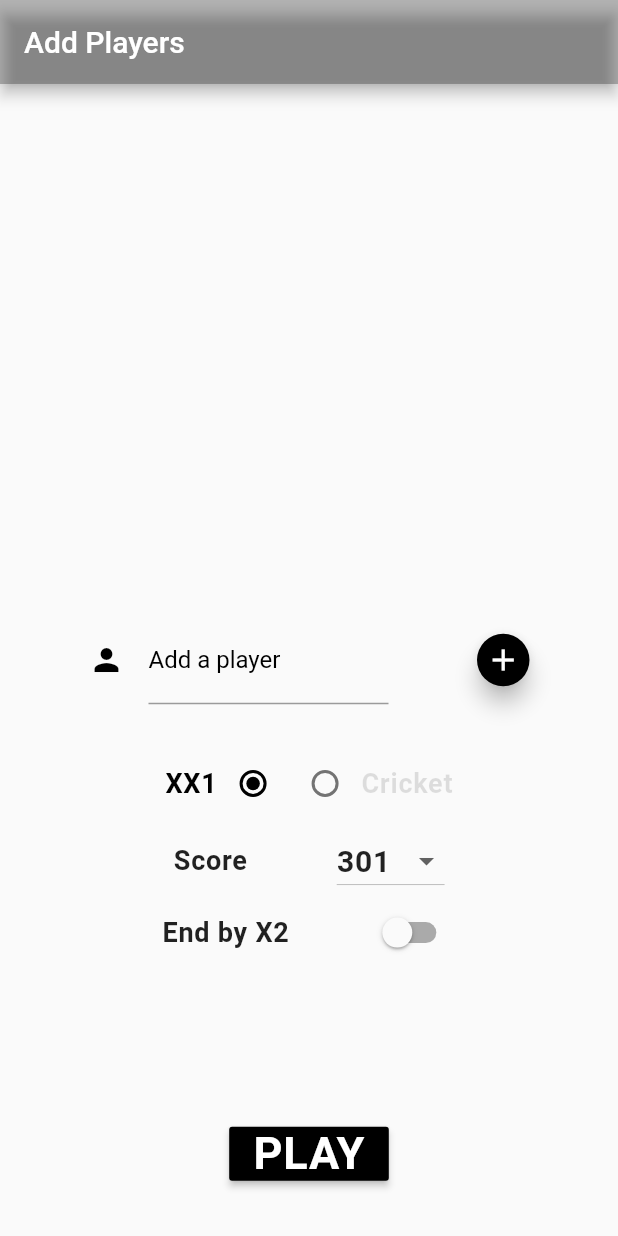
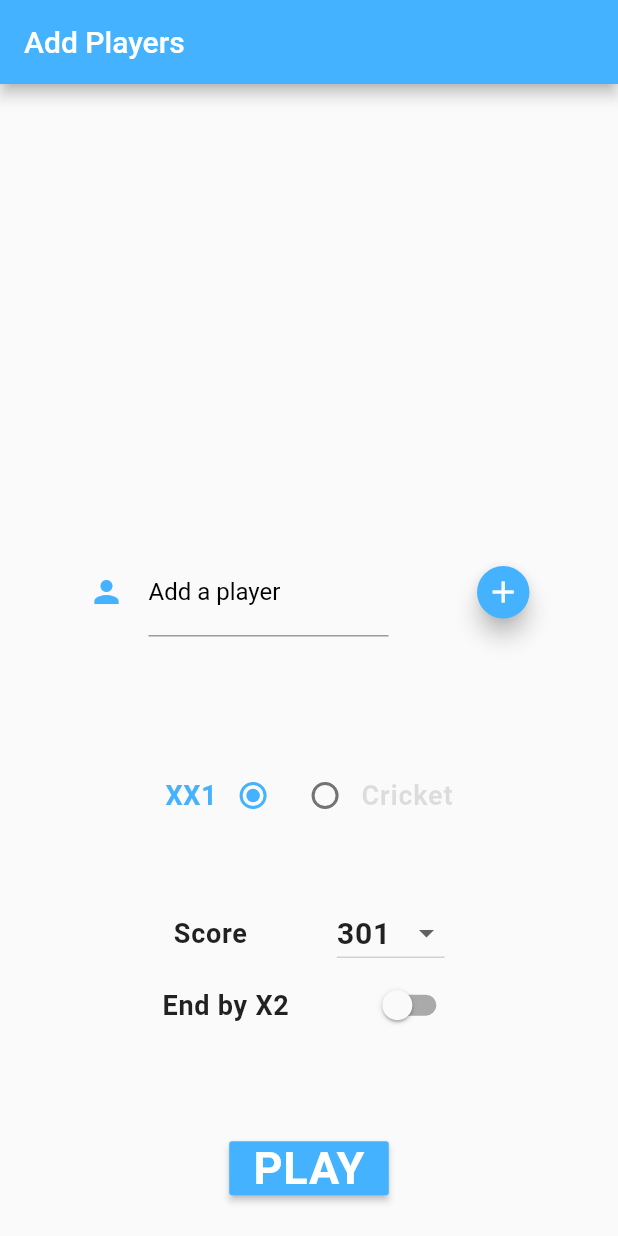
Before and after one commit to maraispierre/dartagnan, a Flutter app: the screen it shows after launch, on a phone screen of 412 x 824 dp. Run offline on Flutter 3.47's test engine with Material 2 defaults, Android fonts, the light colour scheme and no system bars.

Commit message:
[0.6.1] [ISSUE#14] Change color theme

```diff
--- a/lib/pages/common/AddPlayer.dart
+++ b/lib/pages/common/AddPlayer.dart
@@ -5,6 +5,7 @@ import 'package:flutter_dart_score/pages/cricket/GameCricket.dart';
 import 'package:flutter_dart_score/widgets/common/Player.dart';
 import 'package:flutter_dart_score/widgets/xx1/PlayerXX1.dart';
 import 'package:flutter_dart_score/widgets/cricket/PlayerCricket.dart';
+import 'CommonColors.dart';
 
 enum ChoiceGame { CRICKET, XX1 }
 
@@ -67,7 +68,6 @@ class AddPlayerState extends State<AddPlayer> {
         case ChoiceGame.XX1 :
           _playersXX1 = [];
           for(Player player in _players) {
-            player.resetPlayer(_score);
             var playerX11 = new PlayerXX1(name: player.name, score: _score);
             _playersXX1.add(playerX11);
           }
@@ -84,16 +84,14 @@ class AddPlayerState extends State<AddPlayer> {
         case ChoiceGame.CRICKET :
           _playersCricket = [];
           for(Player player in _players) {
-            player.resetPlayer(_score);
-            var playerCricket = new PlayerCricket(name: player.name, score: _score);
+            var playerCricket = new PlayerCricket(name: player.name, score: 0);
             _playersCricket.add(playerCricket);
           }
           Navigator.push(
             context,
             MaterialPageRoute(builder: (context) => GameCricket(
               players: _playersCricket,
-              endByDouble: _endByDouble,
-              score: _score,
+              score: 0,
             ),
             ),
           );
@@ -115,7 +113,7 @@ class AddPlayerState extends State<AddPlayer> {
   Widget build(BuildContext context) {
     return Scaffold(
       appBar: AppBar(
-        backgroundColor: Colors.black26,
+        backgroundColor: COLOR_MAIN_BLUE,
         title: Text('Add Players'),
       ),
       body: Column(
@@ -132,7 +130,7 @@ class AddPlayerState extends State<AddPlayer> {
             ),
           ),
           Expanded(
-            flex: 2,
+            flex: 3,
             child: Form(
               key: _formKey,
               child: Row (
@@ -141,16 +139,16 @@ class AddPlayerState extends State<AddPlayer> {
                   SizedBox(
                     width: 200,
                     child: TextFormField(
-                      cursorColor: Colors.black,
+                      cursorColor: COLOR_MAIN_BLUE,
                       decoration: const InputDecoration(
-                        icon: Icon(Icons.person, color: Colors.black,),
+                        icon: Icon(Icons.person, color: COLOR_MAIN_BLUE,),
                         hintText: 'Name',
                         labelText: 'Add a player',
                         labelStyle: TextStyle(color: Colors.black,),
-                        focusColor: Colors.black,
+                        focusColor: COLOR_MAIN_BLUE,
                         focusedBorder: UnderlineInputBorder(
                           borderSide: BorderSide(
-                            color: Colors.black,
+                            color: COLOR_MAIN_BLUE,
                           ),
                         ),
                       ),
@@ -167,7 +165,7 @@ class AddPlayerState extends State<AddPlayer> {
                     width: 35.0,
                     height: 35.0,
                     child: FloatingActionButton(
-                      backgroundColor: Colors.black,
+                      backgroundColor: COLOR_MAIN_BLUE,
                       heroTag: "btnAdd",
                       child: Icon(Icons.add),
                       onPressed: () {
@@ -180,6 +178,7 @@ class AddPlayerState extends State<AddPlayer> {
             ),
           ),
            Expanded(
+            flex: 3,
             child: Row(
               mainAxisAlignment: MainAxisAlignment.center,
               children: <Widget>[
@@ -189,7 +188,7 @@ class AddPlayerState extends State<AddPlayer> {
                     fontWeight: FontWeight.w600,
                     fontFamily: 'Roboto',
                     letterSpacing: 0.5,
-                    color: _choiceGame == ChoiceGame.XX1 ? Colors.black : Colors.black12,
+                    color: _choiceGame == ChoiceGame.XX1 ? COLOR_MAIN_BLUE : Colors.black12,
                   )
                 ),
                 Radio(
@@ -198,7 +197,7 @@ class AddPlayerState extends State<AddPlayer> {
                   onChanged: (ChoiceGame value) {
                     setState(() { _choiceGame = value; });
                   },
-                  activeColor: Colors.black,
+                  activeColor: COLOR_MAIN_BLUE,
                 ),
                 Radio(
                   groupValue: _choiceGame,
@@ -206,7 +205,7 @@ class AddPlayerState extends State<AddPlayer> {
                   onChanged: (ChoiceGame value) {
                     setState(() { _choiceGame = value; });
                   },
-                  activeColor: Colors.black,
+                  activeColor: COLOR_MAIN_BLUE,
                 ),
                 Text('Cricket',
                   style: TextStyle(
@@ -214,7 +213,7 @@ class AddPlayerState extends State<AddPlayer> {
                     fontWeight: FontWeight.w600,
                     fontFamily: 'Roboto',
                     letterSpacing: 0.5,
-                    color: _choiceGame == ChoiceGame.CRICKET ? Colors.black : Colors.black12,
+                    color: _choiceGame == ChoiceGame.CRICKET ? COLOR_MAIN_BLUE : Colors.black12,
                   ),
                 ),
               ],
@@ -272,7 +271,7 @@ class AddPlayerState extends State<AddPlayer> {
                           ),
                           Switch(
                             value: _endByDouble,
-                            activeColor: Colors.black,
+                            activeColor: COLOR_MAIN_BLUE,
                             onChanged: (value) {
                               _endByDouble = value;
                             },
@@ -288,7 +287,7 @@ class AddPlayerState extends State<AddPlayer> {
             flex: 2,
             child: Center(
               child: RaisedButton(
-                color: Colors.black,
+                color: COLOR_MAIN_BLUE,
                 child: Text('PLAY',
                   style: TextStyle(
                     color: Colors.white,
--- /dev/null
+++ b/lib/pages/common/CommonColors.dart
@@ -0,0 +1,6 @@
+import 'package:flutter/material.dart';
+
+const COLOR_MAIN = Colors.black26;
+const COLOR_SECONDARY = Colors.black;
+const COLOR_MAIN_BLUE = Color.fromRGBO(68, 178, 255, 1);
+const COLOR_SECONDARY_YELLOW = Color.fromRGBO(253, 214, 0, 1);
--- a/lib/pages/xx1/GameXX1.dart
+++ b/lib/pages/xx1/GameXX1.dart
@@ -3,6 +3,7 @@ import 'package:flutter_dart_score/widgets/common/MessagePlayer.dart';
 import 'package:flutter_dart_score/widgets/xx1/ScoringXX1.dart';
 import 'package:flutter_dart_score/widgets/xx1/PlayerXX1.dart';
 import 'package:flutter_dart_score/widgets/xx1/PlayerListXX1.dart';
+import 'package:flutter_dart_score/pages/common/CommonColors.dart';
 
 /* Global Widget Page  which contains :
  * - PlayerList for XX1 (PlayerListXX1)
@@ -297,7 +298,7 @@ class _GameXX1State extends State<GameXX1> {
     return Scaffold(
       appBar: AppBar(
         title: Text('XX1 - Game'),
-        backgroundColor: Colors.black26,
+        backgroundColor: COLOR_MAIN_BLUE,
       ),
       body: Column(
         mainAxisAlignment: MainAxisAlignment.spaceAround,
--- a/lib/widgets/common/AddPlayerListItem.dart
+++ b/lib/widgets/common/AddPlayerListItem.dart
@@ -1,5 +1,6 @@
 import 'package:flutter/material.dart';
 import 'Player.dart';
+import 'package:flutter_dart_score/pages/common/CommonColors.dart';
 
 typedef void UpdateMultiplyCallback(int multiply);
 typedef void RemovePlayerCallback(String namePlayer);
@@ -19,7 +20,7 @@ class AddPlayerListItem extends StatelessWidget {
   Widget build(BuildContext context) {
     return ListTile(
         leading: CircleAvatar(
-          backgroundColor: Colors.black,
+          backgroundColor: COLOR_MAIN_BLUE,
           child: Text(player.name[0],
             style: TextStyle(
               color: Colors.white,
--- a/lib/widgets/common/MessagePlayer.dart
+++ b/lib/widgets/common/MessagePlayer.dart
@@ -1,4 +1,5 @@
 import 'package:flutter/material.dart';
+import 'package:flutter_dart_score/pages/common/CommonColors.dart';
 
 /* widget which contains message for player */
 class MessagePlayer extends StatelessWidget {
@@ -12,7 +13,7 @@ class MessagePlayer extends StatelessWidget {
   Widget build(BuildContext context) {
     return Container(
       decoration: BoxDecoration(
-        color: Colors.black,
+        color: COLOR_SECONDARY_YELLOW,
       ),
       child: Center(
           child : Column(
```
Also changed, not shown: lib/pages/cricket/GameCricket.dart (+8 -8 lines), lib/widgets/cricket/PlayerListCricketItem.dart (+4 -3 lines), lib/widgets/cricket/ScoringCricket.dart (+13 -12 lines), lib/widgets/xx1/PlayerListXX1Item.dart (+4 -3 lines), lib/widgets/xx1/ScoringXX1.dart (+26 -25 lines), lib/widgets/cricket/PlayerListCricket.dart (renamed from lib/widgets/cricket/widgetsCricket.dart), 39 other files.
